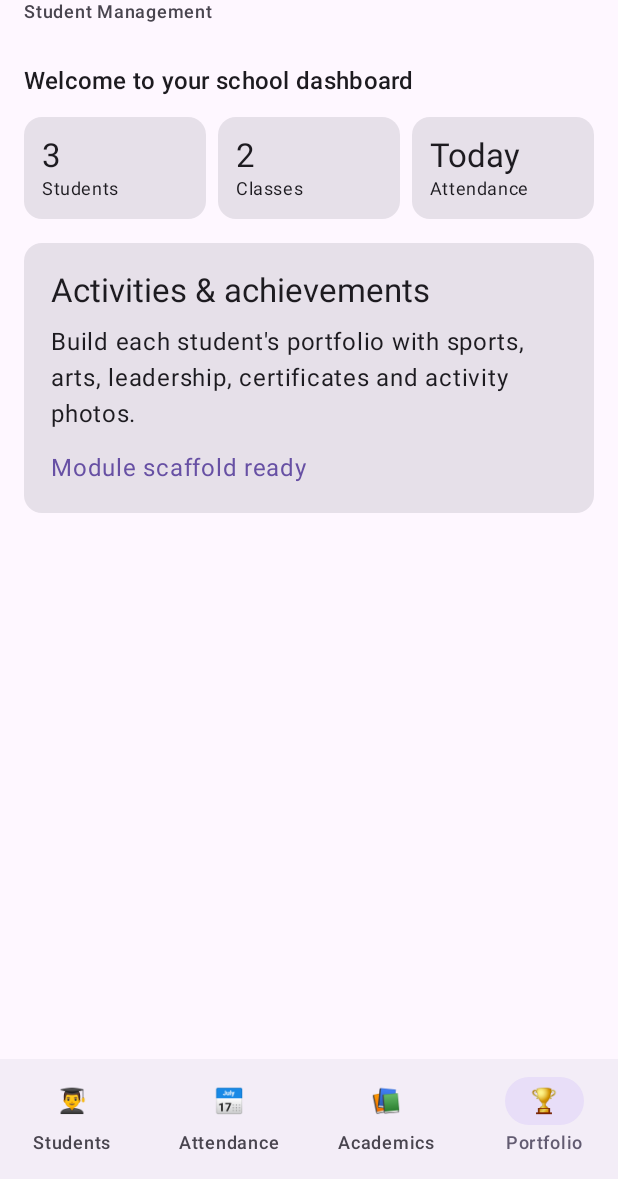
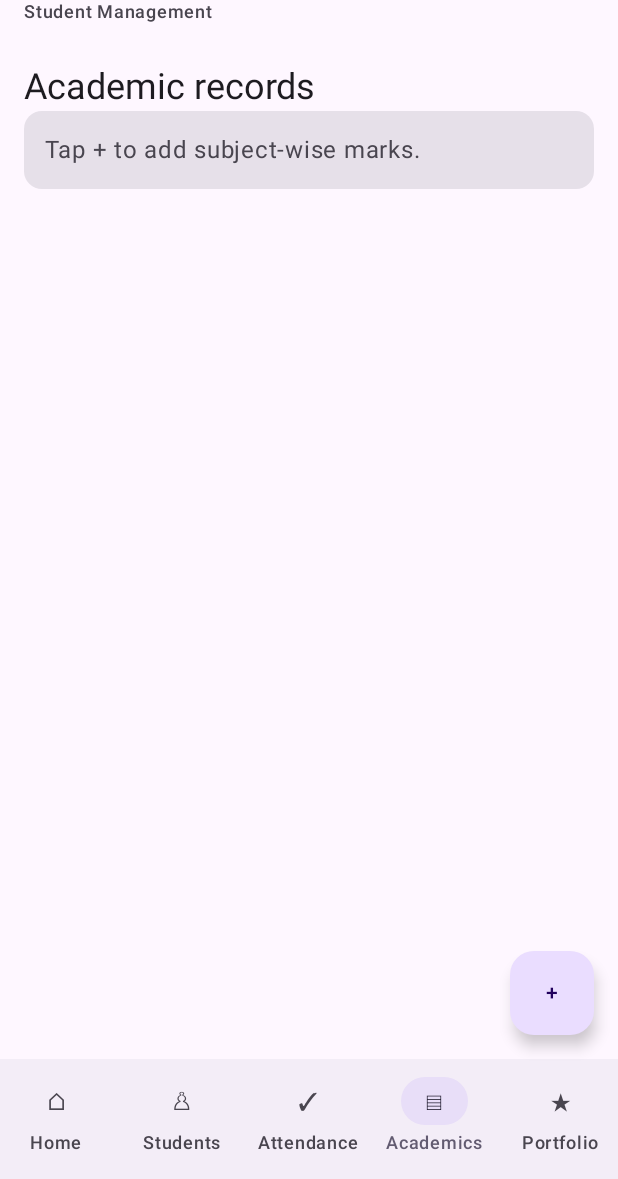
Before and after one commit to vicky251192-spec/Apkkk, an Android app built with Jetpack Compose: the screen it shows after launch (MainActivity), item 4 of the bottom bar chosen, on a phone screen of 412 x 824 dp, the part 57-1236 px from its top. Run offline under Robolectric (Android 15) with nearby library versions, the phone set to English and light mode, and no system bars.

Commit message:
Implement persistent SchoolSphere student attendance academics and portfolio modules

```diff
--- a/app/src/main/java/com/schoolsphere/app/MainActivity.kt
+++ b/app/src/main/java/com/schoolsphere/app/MainActivity.kt
@@ -1,115 +1,79 @@
 package com.schoolsphere.app
 
+import android.content.ContentValues
+import android.content.Context
+import android.database.sqlite.SQLiteDatabase
+import android.database.sqlite.SQLiteOpenHelper
 import android.os.Bundle
 import androidx.activity.ComponentActivity
 import androidx.activity.compose.setContent
 import androidx.compose.foundation.layout.*
 import androidx.compose.foundation.lazy.LazyColumn
 import androidx.compose.foundation.lazy.items
+import androidx.compose.foundation.rememberScrollState
+import androidx.compose.foundation.verticalScroll
 import androidx.compose.material3.*
 import androidx.compose.runtime.*
 import androidx.compose.ui.Modifier
 import androidx.compose.ui.unit.dp
+import java.text.SimpleDateFormat
+import java.util.Date
+import java.util.Locale
 
-data class Student(val name: String, val roll: String, val grade: String, val section: String, val guardian: String)
-enum class Page(val label: String) { Students("Students"), Attendance("Attendance"), Academics("Academics"), Portfolio("Portfolio") }
+data class Student(val id:Long,val name:String,val admission:String,val grade:String,val section:String,val guardian:String,val phone:String)
+data class Record(val student:String,val field1:String,val field2:String,val field3:String,val field4:String="")
+enum class Page(val label:String){Home("Home"),Students("Students"),Attendance("Attendance"),Academics("Academics"),Portfolio("Portfolio")}
 
-class MainActivity : ComponentActivity() {
-    override fun onCreate(savedInstanceState: Bundle?) {
-        super.onCreate(savedInstanceState)
-        setContent { SchoolSphereApp() }
-    }
+class SchoolDb(ctx:Context):SQLiteOpenHelper(ctx,"schoolsphere.db",null,1){
+ override fun onCreate(db:SQLiteDatabase){
+  db.execSQL("CREATE TABLE students(id INTEGER PRIMARY KEY AUTOINCREMENT,name TEXT NOT NULL,admission TEXT UNIQUE NOT NULL,grade TEXT NOT NULL,section TEXT,guardian TEXT,phone TEXT)")
+  db.execSQL("CREATE TABLE attendance(id INTEGER PRIMARY KEY AUTOINCREMENT,student_id INTEGER,date TEXT,status TEXT,UNIQUE(student_id,date))")
+  db.execSQL("CREATE TABLE academics(id INTEGER PRIMARY KEY AUTOINCREMENT,student_id INTEGER,subject TEXT,exam TEXT,marks TEXT,max_marks TEXT)")
+  db.execSQL("CREATE TABLE portfolio(id INTEGER PRIMARY KEY AUTOINCREMENT,student_id INTEGER,category TEXT,title TEXT,details TEXT,date TEXT)")
+ }
+ override fun onUpgrade(db:SQLiteDatabase,oldVersion:Int,newVersion:Int){}
+ fun addStudent(v:List<String>){val c=ContentValues().apply{put("name",v[0]);put("admission",v[1]);put("grade",v[2]);put("section",v[3]);put("guardian",v[4]);put("phone",v[5])};writableDatabase.insertOrThrow("students",null,c)}
+ fun students():List<Student>{val a=mutableListOf<Student>();readableDatabase.rawQuery("SELECT * FROM students ORDER BY grade,section,name",null).use{c->while(c.moveToNext())a.add(Student(c.getLong(0),c.getString(1),c.getString(2),c.getString(3),c.getString(4)?: "",c.getString(5)?: "",c.getString(6)?: ""))};return a}
+ fun studentId(admission:String)=students().firstOrNull{it.admission.equals(admission,true)}?.id
+ fun addAttendance(id:Long,date:String,status:String){val v=ContentValues().apply{put("student_id",id);put("date",date);put("status",status)};writableDatabase.insertWithOnConflict("attendance",null,v,SQLiteDatabase.CONFLICT_REPLACE)}
+ fun attendance(date:String):Map<Long,String>{val a=mutableMapOf<Long,String>();readableDatabase.rawQuery("SELECT student_id,status FROM attendance WHERE date=?",arrayOf(date)).use{c->while(c.moveToNext())a[c.getLong(0)]=c.getString(1)};return a}
+ fun addAcademic(id:Long,v:List<String>){val c=ContentValues().apply{put("student_id",id);put("subject",v[1]);put("exam",v[2]);put("marks",v[3]);put("max_marks",v[4])};writableDatabase.insert("academics",null,c)}
+ fun academics():List<Record>{val a=mutableListOf<Record>();readableDatabase.rawQuery("SELECT s.name,a.subject,a.exam,a.marks,a.max_marks FROM academics a JOIN students s ON s.id=a.student_id ORDER BY a.id DESC",null).use{c->while(c.moveToNext())a.add(Record(c.getString(0),c.getString(1),c.getString(2),c.getString(3),c.getString(4)))};return a}
+ fun addPortfolio(id:Long,v:List<String>,today:String){val c=ContentValues().apply{put("student_id",id);put("category",v[1]);put("title",v[2]);put("details",v[3]);put("date",v[4].ifBlank{today})};writableDatabase.insert("portfolio",null,c)}
+ fun portfolio():List<Record>{val a=mutableListOf<Record>();readableDatabase.rawQuery("SELECT s.name,p.category,p.title,p.details,p.date FROM portfolio p JOIN students s ON s.id=p.student_id ORDER BY p.id DESC",null).use{c->while(c.moveToNext())a.add(Record(c.getString(0),c.getString(1),c.getString(2),c.getString(3)?: "",c.getString(4)))};return a}
+ fun count(table:String):Int{readableDatabase.rawQuery("SELECT COUNT(*) FROM "+table,null).use{if(it.moveToFirst())return it.getInt(0)};return 0}
 }
 
+class MainActivity:ComponentActivity(){override fun onCreate(savedInstanceState:Bundle?){super.onCreate(savedInstanceState);setContent{SchoolSphereApp(SchoolDb(this))}}}
+
 @OptIn(ExperimentalMaterial3Api::class)
-@Composable
-fun SchoolSphereApp() {
-    var page by remember { mutableStateOf(Page.Students) }
-    val students = remember { mutableStateListOf(
-        Student("Aarav Patel", "001", "Class 7", "A", "R. Patel"),
-        Student("Diya Shah", "002", "Class 7", "A", "M. Shah"),
-        Student("Kabir Desai", "003", "Class 8", "B", "S. Desai")
-    ) }
-    var showAdd by remember { mutableStateOf(false) }
-    var name by remember { mutableStateOf("") }
-    var roll by remember { mutableStateOf("") }
-    var grade by remember { mutableStateOf("Class 7") }
-    var section by remember { mutableStateOf("A") }
-    var guardian by remember { mutableStateOf("") }
-    MaterialTheme {
-        Scaffold(
-            topBar = { TopAppBar(title = { Text("SchoolSphere") }, subtitle = { Text("Student Management") }) },
-            bottomBar = {
-                NavigationBar {
-                    Page.values().forEach { item ->
-                        NavigationBarItem(selected = page == item, onClick = { page = item },
-                            icon = { Text(when(item) { Page.Students -> "👨‍🎓"; Page.Attendance -> "📅"; Page.Academics -> "📚"; Page.Portfolio -> "🏆" }) },
-                            label = { Text(item.label) })
-                    }
-                }
-            },
-            floatingActionButton = {
-                if (page == Page.Students) FloatingActionButton(onClick = { showAdd = true }) { Text("+") }
-            }
-        ) { padding ->
-            Column(Modifier.padding(padding).fillMaxSize().padding(16.dp)) {
-                Text("Welcome to your school dashboard", style = MaterialTheme.typography.titleMedium)
-                Spacer(Modifier.height(12.dp))
-                Row(horizontalArrangement = Arrangement.spacedBy(8.dp)) {
-                    SummaryCard("Students", students.size.toString(), Modifier.weight(1f))
-                    SummaryCard("Classes", students.map { it.grade }.distinct().size.toString(), Modifier.weight(1f))
-                    SummaryCard("Attendance", "Today", Modifier.weight(1f))
-                }
-                Spacer(Modifier.height(16.dp))
-                when(page) {
-                    Page.Students -> {
-                        Text("Student directory", style = MaterialTheme.typography.titleLarge)
-                        LazyColumn { items(students) { s ->
-                            Card(Modifier.fillMaxWidth().padding(vertical=5.dp)) {
-                                Column(Modifier.padding(14.dp)) {
-                                    Text(s.name, style=MaterialTheme.typography.titleMedium)
-                                    Text("Admission/Roll: ${s.roll}  •  ${s.grade} - ${s.section}")
-                                    Text("Guardian: ${s.guardian}")
-                                }
-                            }
-                        } }
-                    }
-                    Page.Attendance -> FeaturePage("Daily attendance", "Select a class and mark each student Present, Absent or Leave. Attendance records will be connected to secure cloud storage in the next stage.")
-                    Page.Academics -> FeaturePage("Academic records", "Maintain subject-wise marks, exams, grades and student performance reports.")
-                    Page.Portfolio -> FeaturePage("Activities & achievements", "Build each student's portfolio with sports, arts, leadership, certificates and activity photos.")
-                }
-            }
-        }
-        if(showAdd) AlertDialog(
-            onDismissRequest = { showAdd=false },
-            title = { Text("Add student") },
-            text = { Column(verticalArrangement=Arrangement.spacedBy(8.dp)) {
-                OutlinedTextField(name,{name=it},label={Text("Student name")},singleLine=true)
-                OutlinedTextField(roll,{roll=it},label={Text("Admission / roll no.")},singleLine=true)
-                OutlinedTextField(grade,{grade=it},label={Text("Class")},singleLine=true)
-                OutlinedTextField(section,{section=it},label={Text("Section")},singleLine=true)
-                OutlinedTextField(guardian,{guardian=it},label={Text("Parent / guardian")},singleLine=true)
-            } },
-            confirmButton = { TextButton(onClick={
-                if(name.isNotBlank() && roll.isNotBlank()) students.add(Student(name.trim(),roll.trim(),grade.trim(),section.trim(),guardian.trim()))
-                name=""; roll=""; guardian=""; showAdd=false
-            }) { Text("Save") } },
-            dismissButton = { TextButton(onClick={showAdd=false}) { Text("Cancel") } }
-        )
+@Composable fun SchoolSphereApp(db:SchoolDb){
+ var page by remember{mutableStateOf(Page.Home)};var refresh by remember{mutableIntStateOf(0)};var dialog by remember{mutableStateOf("")};var search by remember{mutableStateOf("")}
+ val students=remember(refresh){db.students()};val today=remember{SimpleDateFormat("yyyy-MM-dd",Locale.US).format(Date())}
+ val marks=remember(refresh){db.attendance(today)};val academic=remember(refresh){db.academics()};val portfolio=remember(refresh){db.portfolio()}
+ MaterialTheme{
+  Scaffold(topBar={TopAppBar(title={Text("SchoolSphere")},subtitle={Text("Student Management")})},bottomBar={NavigationBar{Page.values().forEach{p->NavigationBarItem(selected=page==p,onClick={page=p},icon={Text(when(p){Page.Home->"⌂";Page.Students->"♙";Page.Attendance->"✓";Page.Academics->"▤";Page.Portfolio->"★"})},label={Text(p.label)})}}},floatingActionButton={if(page==Page.Students||page==Page.Academics||page==Page.Portfolio)FloatingActionButton(onClick={dialog=when(page){Page.Students->"student";Page.Academics->"academic";Page.Portfolio->"portfolio";else->""}}){Text("+")}}){pad->
+   Column(Modifier.padding(pad).fillMaxSize().padding(16.dp)){
+    when(page){
+     Page.Home->{Text("School overview",style=MaterialTheme.typography.headlineSmall);Spacer(Modifier.height(12.dp));Row(horizontalArrangement=Arrangement.spacedBy(8.dp)){Stat("Students",db.count("students").toString(),Modifier.weight(1f));Stat("Today's attendance",marks.size.toString(),Modifier.weight(1f))};Row(horizontalArrangement=Arrangement.spacedBy(8.dp)){Stat("Results",db.count("academics").toString(),Modifier.weight(1f));Stat("Portfolio",db.count("portfolio").toString(),Modifier.weight(1f))};Spacer(Modifier.height(16.dp));Button(onClick={page=Page.Students},Modifier.fillMaxWidth()){Text("Student profiles")};Button(onClick={page=Page.Attendance},Modifier.fillMaxWidth()){Text("Take attendance")};Button(onClick={page=Page.Academics},Modifier.fillMaxWidth()){Text("Academic results")};Button(onClick={page=Page.Portfolio},Modifier.fillMaxWidth()){Text("Activities & achievements")}}
+     Page.Students->{Text("Student profiles",style=MaterialTheme.typography.headlineSmall);OutlinedTextField(search,{search=it},Modifier.fillMaxWidth(),label={Text("Search student / class / admission no.")},singleLine=true);val filtered=students.filter{(it.name+" "+it.admission+" "+it.grade+" "+it.section).contains(search,true)};Text(filtered.size.toString()+" students");LazyColumn{items(filtered){s->Card(Modifier.fillMaxWidth().padding(vertical=4.dp)){Column(Modifier.padding(12.dp)){Text(s.name,style=MaterialTheme.typography.titleMedium);Text("Admission: "+s.admission+" • "+s.grade+" "+s.section);Text("Guardian: "+s.guardian);if(s.phone.isNotBlank())Text("Phone: "+s.phone)}}}}}
+     Page.Attendance->{Text("Daily attendance",style=MaterialTheme.typography.headlineSmall);Text("Date: "+today);if(students.isEmpty())Hint("Add students before taking attendance.");LazyColumn{items(students){s->Card(Modifier.fillMaxWidth().padding(vertical=4.dp)){Column(Modifier.padding(10.dp)){Text(s.name+" • "+s.grade+" "+s.section,style=MaterialTheme.typography.titleSmall);Text("Status: "+(marks[s.id]?: "Not marked"));Row(horizontalArrangement=Arrangement.spacedBy(4.dp)){listOf("Present","Absent","Leave").forEach{status->OutlinedButton(onClick={db.addAttendance(s.id,today,status);refresh++},contentPadding=PaddingValues(horizontal=8.dp,vertical=2.dp)){Text(status)}}}}}}}}
+     Page.Academics->{Text("Academic records",style=MaterialTheme.typography.headlineSmall);if(academic.isEmpty())Hint("Tap + to add subject-wise marks.");LazyColumn{items(academic){r->Card(Modifier.fillMaxWidth().padding(vertical=4.dp)){Column(Modifier.padding(12.dp)){Text(r.student,style=MaterialTheme.typography.titleMedium);Text(r.field1+" • "+r.field2);Text("Marks: "+r.field3+" / "+r.field4)}}}}}
+     Page.Portfolio->{Text("Activities & achievements",style=MaterialTheme.typography.headlineSmall);if(portfolio.isEmpty())Hint("Tap + to add sports, arts, leadership or other achievements.");LazyColumn{items(portfolio){r->Card(Modifier.fillMaxWidth().padding(vertical=4.dp)){Column(Modifier.padding(12.dp)){Text(r.field2,style=MaterialTheme.typography.titleMedium);Text(r.student+" • "+r.field1+" • "+r.field4);if(r.field3.isNotBlank())Text(r.field3)}}}}}
     }
+   }
+  }
+  when(dialog){
+   "student"->FormDialog("Add student",listOf("Full name","Admission / roll no.","Class (e.g. Class 7)","Section","Parent / guardian","Parent phone")){v->if(v[0].isNotBlank()&&v[1].isNotBlank()&&v[2].isNotBlank())runCatching{db.addStudent(v);refresh++};dialog=""}{dialog=""}
+   "academic"->FormDialog("Add academic result",listOf("Student admission number","Subject","Exam / term","Marks obtained","Maximum marks")){v->val id=db.studentId(v[0]);if(id!=null&&v.drop(1).all{it.isNotBlank()}){db.addAcademic(id,v);refresh++};dialog=""}{dialog=""}
+   "portfolio"->FormDialog("Add portfolio entry",listOf("Student admission number","Category","Achievement title","Description","Date (YYYY-MM-DD)")){v->val id=db.studentId(v[0]);if(id!=null&&v[1].isNotBlank()&&v[2].isNotBlank()){db.addPortfolio(id,v,today);refresh++};dialog=""}{dialog=""}
+  }
+ }
 }
 
-@Composable
-fun SummaryCard(label: String, value: String, modifier: Modifier = Modifier) {
-    Card(modifier) { Column(Modifier.padding(12.dp)) { Text(value, style=MaterialTheme.typography.titleLarge); Text(label, style=MaterialTheme.typography.bodySmall) } }
+@Composable fun FormDialog(title:String,labels:List<String>,save:(List<String>)->Unit,cancel:()->Unit){
+ val values=remember(title){mutableStateListOf<String>().apply{repeat(labels.size){add("")}}}
+ AlertDialog(onDismissRequest=cancel,title={Text(title)},text={Column(Modifier.heightIn(max=420.dp).verticalScroll(rememberScrollState()),verticalArrangement=Arrangement.spacedBy(6.dp)){labels.forEachIndexed{i,l->OutlinedTextField(values[i],{values[i]=it},label={Text(l)},singleLine=true,modifier=Modifier.fillMaxWidth())}}},confirmButton={TextButton(onClick={save(values.toList())}){Text("Save")}},dismissButton={TextButton(onClick=cancel){Text("Cancel")}})
 }
-@Composable
-fun FeaturePage(title: String, description: String) {
-    Card(Modifier.fillMaxWidth()) { Column(Modifier.padding(18.dp)) {
-        Text(title, style=MaterialTheme.typography.titleLarge)
-        Spacer(Modifier.height(8.dp))
-        Text(description)
-        Spacer(Modifier.height(12.dp))
-        Text("Module scaffold ready", color=MaterialTheme.colorScheme.primary)
-    } }
-}
+@Composable fun Stat(label:String,value:String,modifier:Modifier=Modifier){Card(modifier){Column(Modifier.padding(12.dp)){Text(value,style=MaterialTheme.typography.headlineMedium);Text(label,style=MaterialTheme.typography.bodySmall)}}}
+@Composable fun Hint(message:String){Card(Modifier.fillMaxWidth()){Text(message,Modifier.padding(14.dp),color=MaterialTheme.colorScheme.onSurfaceVariant)}}
```
